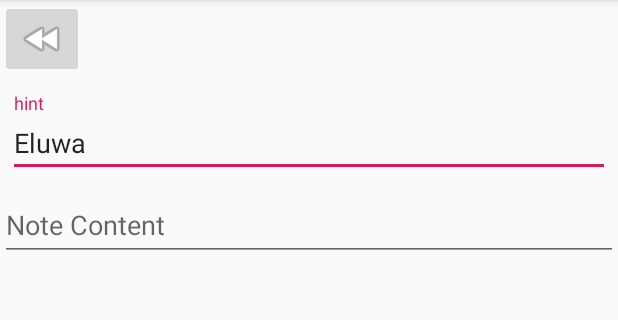
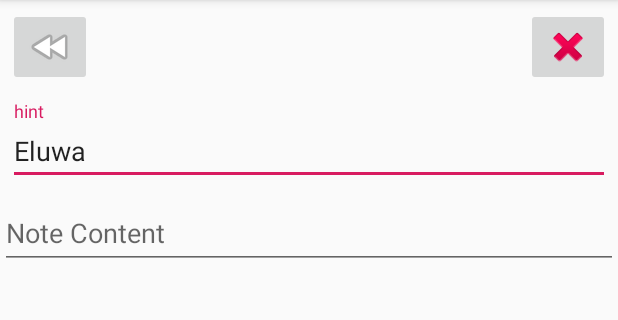
Before and after one commit to KrizzyK/LifeAssistant, an Android app: the OpenedNoteActivity screen opened directly, with no data from a screen before it, on a phone screen of 412 x 824 dp, the part 84-404 px from its top. Run offline under Robolectric (Android 15) with nearby library versions, the light colour scheme and no system bars; 2 statements that could not run were skipped.

Commit message:
Implemented removing notes, deleting "make sure" dialog. Also fixed adding notes bug with "empty notes being added".

```diff
--- a/app/src/main/AndroidManifest.xml
+++ b/app/src/main/AndroidManifest.xml
@@ -16,7 +16,7 @@
                 <category android:name="android.intent.category.LAUNCHER" />
             </intent-filter>
         </activity>
-        <activity android:name=".Note.OpenedNoteActivity">
+        <activity android:name=".OpenedNoteActivity">
             <intent-filter>
                 <action android:name="android.intent.action.MAIN" />
 
--- a/app/src/main/java/com/example/lifeassistant/Note/OpenedNoteActivity.java
+++ /dev/null
@@ -1,47 +0,0 @@
-package com.example.lifeassistant.Note;
-
-import android.content.Intent;
-import android.os.Bundle;
-import android.view.View;
-import android.widget.ImageButton;
-
-import androidx.appcompat.app.AppCompatActivity;
-
-import com.example.lifeassistant.R;
-import com.google.android.material.textfield.TextInputEditText;
-
-import java.util.Date;
-
-public class OpenedNoteActivity extends AppCompatActivity {
-    private Note opened_note;
-    private int changingNoteIndex;
-    private ImageButton back_button;
-    private TextInputEditText titlex, contentx;
-    protected void onCreate(Bundle savedInstanceState) {
-        super.onCreate(savedInstanceState);
-        setContentView(R.layout.opened_note_layout);
-        initializeNote();
-    }
-    private void initializeNote() {
-        back_button = (ImageButton) findViewById(R.id.backButton);
-        titlex = (TextInputEditText) findViewById(R.id.noteTitleHint);
-        contentx = (TextInputEditText) findViewById(R.id.noteContentHint);
-        opened_note = (Note) getIntent().getSerializableExtra("passedNote");
-        changingNoteIndex = getIntent().getIntExtra("noteIndex", 0);
-        titlex.setText(opened_note.getTitle());
-        contentx.setText(opened_note.getContent());
-        back_button.setOnClickListener(new View.OnClickListener() {
-            @Override
-            public void onClick(View view) { // zakonczenie tego ekranu
-                Intent intent = getIntent();
-                opened_note.setTitle( titlex.getText().toString() );
-                opened_note.setContent( contentx.getText().toString() );
-                opened_note.setModifiedDate( new Date() );
-                intent.putExtra("passedNote", opened_note);
-                intent.putExtra("noteIndex", changingNoteIndex);
-                setResult(RESULT_OK, intent);
-                finish();
-            }
-        });
-    }
-}
--- /dev/null
+++ b/app/src/main/java/com/example/lifeassistant/OpenedNoteActivity.java
@@ -0,0 +1,84 @@
+package com.example.lifeassistant;
+
+import android.content.DialogInterface;
+import android.content.Intent;
+import android.os.Bundle;
+import android.view.View;
+import android.widget.ImageButton;
+
+import androidx.appcompat.app.AlertDialog;
+import androidx.appcompat.app.AppCompatActivity;
+
+import com.example.lifeassistant.Note.Note;
+import com.google.android.material.textfield.TextInputEditText;
+
+import java.util.Date;
+
+public class OpenedNoteActivity extends AppCompatActivity {
+    private Note opened_note;
+    private int changingNoteIndex;
+    private ImageButton back_button, deleteButton;
+    private TextInputEditText titlex, contentx;
+    protected void onCreate(Bundle savedInstanceState) {
+        super.onCreate(savedInstanceState);
+        setContentView(R.layout.opened_note_layout);
+        back_button = (ImageButton) findViewById(R.id.backButton);
+        deleteButton = (ImageButton) findViewById(R.id.deleteButton);
+        titlex = (TextInputEditText) findViewById(R.id.noteTitleHint);
+        contentx = (TextInputEditText) findViewById(R.id.noteContentHint);
+        initializeNote();
+        initializeBackButton();
+        initializeDeleteButton();
+    }
+    private void initializeNote() {
+        opened_note = (Note) getIntent().getSerializableExtra("passedNote");
+        changingNoteIndex = getIntent().getIntExtra("noteIndex", 0);
+        titlex.setText(opened_note.getTitle());
+        contentx.setText(opened_note.getContent());
+    }
+    private void initializeBackButton() {
+        back_button.setOnClickListener(new View.OnClickListener() {
+            @Override
+            public void onClick(View view) { // zakonczenie tego ekranu
+                Intent intent = new Intent();
+                intent.putExtra("noteIndex", changingNoteIndex);
+                opened_note.setTitle( titlex.getText().toString() );
+                opened_note.setContent( contentx.getText().toString() );
+                opened_note.setModifiedDate( new Date() );
+                if(!opened_note.getTitle().isEmpty() || !opened_note.getContent().isEmpty()) {
+                    intent.putExtra("passedNote", opened_note);
+                    setResult(RESULT_OK, intent);
+                } else setResult(RESULT_FIRST_USER, intent); // empty note, gonna delete that one
+                finish();
+            }
+        });
+    }
+    private void initializeDeleteButton() {
+        deleteButton.setOnClickListener(new View.OnClickListener() {
+            @Override
+            public void onClick(View view) { // should open a dialog with cancel and Delete
+                deleteDialog(view);
+            }
+        });
+    }
+    private void deleteDialog(View view) {
+        AlertDialog.Builder builder = new AlertDialog.Builder(view.getContext());
+        builder.setTitle("Delete this?");
+        builder.setMessage("Are you sure you want to delete this note?");
+        builder.setPositiveButton("Delete", new DialogInterface.OnClickListener() {
+            @Override
+            public void onClick(DialogInterface dialogInterface, int i) {
+                setResult(RESULT_FIRST_USER, getIntent());
+                finish();
+            }
+        });
+        builder.setNegativeButton("No", new DialogInterface.OnClickListener() {
+            @Override
+            public void onClick(DialogInterface dialogInterface, int i) {
+                dialogInterface.cancel();
+            }
+        });
+        AlertDialog alertDialog = builder.create();
+        alertDialog.show();
+    }
+}
--- a/app/src/main/res/layout/opened_note_layout.xml
+++ b/app/src/main/res/layout/opened_note_layout.xml
@@ -2,15 +2,38 @@
 <LinearLayout
     xmlns:android="http://schemas.android.com/apk/res/android"
     xmlns:app="http://schemas.android.com/apk/res-auto"
+    xmlns:tools="http://schemas.android.com/tools"
     android:orientation="vertical"
     android:layout_width="match_parent"
     android:layout_height="match_parent">
 
-    <ImageButton
-        android:id="@+id/backButton"
-        android:layout_width="wrap_content"
-        android:layout_height="wrap_content"
-        app:srcCompat="@android:drawable/ic_media_rew" />
+    <androidx.constraintlayout.widget.ConstraintLayout
+        android:layout_width="match_parent"
+        android:layout_height="wrap_content">
+
+        <ImageButton
+            android:id="@+id/backButton"
+            android:layout_width="wrap_content"
+            android:layout_height="wrap_content"
+            android:layout_marginStart="5dp"
+            android:layout_marginLeft="5dp"
+            android:layout_marginTop="5dp"
+            app:layout_constraintStart_toStartOf="parent"
+            app:layout_constraintTop_toTopOf="parent"
+            app:srcCompat="@android:drawable/ic_media_rew" />
+
+        <ImageButton
+            android:id="@+id/deleteButton"
+            android:layout_width="wrap_content"
+            android:layout_height="wrap_content"
+            android:layout_marginTop="5dp"
+            android:layout_marginEnd="5dp"
+            android:layout_marginRight="5dp"
+            app:layout_constraintEnd_toEndOf="parent"
+            app:layout_constraintTop_toTopOf="parent"
+            app:srcCompat="@android:drawable/ic_delete" />
+
+    </androidx.constraintlayout.widget.ConstraintLayout>
 
     <com.google.android.material.textfield.TextInputLayout
         android:id="@+id/noteTitleOpenedLayout"
```
Also changed, not shown: app/src/main/java/com/example/lifeassistant/MainActivity.java (+29 -12 lines).
